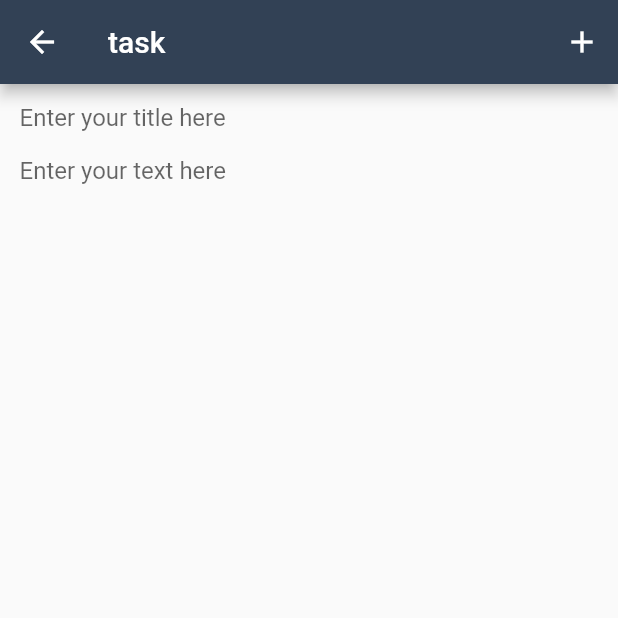
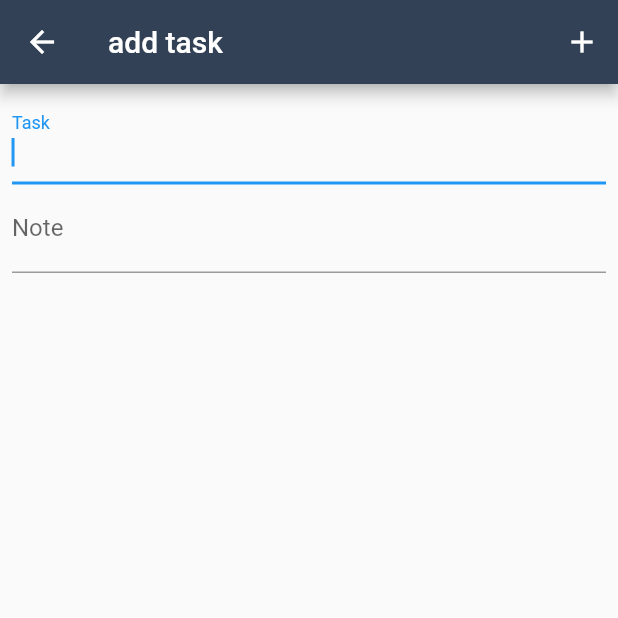
Before and after one commit to dashkin-dima/todo-flutter, a Flutter app: the screen it shows after launch, after a tap on the "add" icon, on a phone screen of 412 x 824 dp, the top half of it. Run offline on Flutter 3.47's test engine with Material 2 defaults, Android fonts, the phone set to English and light mode, and no system bars; our stand-ins replace hive, hive_flutter; accounts and stored records are empty; generated files the repository leaves out were written again.

Commit message:
version 2.0.0

```diff
--- a/lib/main.dart
+++ b/lib/main.dart
@@ -1,18 +1,38 @@
 import 'package:flutter/material.dart';
-import 'package:todo/pages/Home.dart';
+import 'package:hive/hive.dart';
+import 'package:hive_flutter/hive_flutter.dart';
+import 'package:todo/pages/home.dart';
+import 'models/task.dart';
 
-void main() => runApp(TodoListApp());
+void main() async {
+  await Hive.initFlutter();
+  Hive.registerAdapter(TaskAdapter());
+  await Hive.openBox<Task>('TODO');
 
-class TodoListApp extends StatelessWidget {
+  runApp(TodoApp());
+}
+
+class TodoApp extends StatefulWidget {
+  @override
+  _TodoAppState createState() => _TodoAppState();
+}
+
+class _TodoAppState extends State<TodoApp> {
+  @override
+  void dispose() async {
+    Hive.close();
+    super.dispose();
+  }
+
   @override
   Widget build(BuildContext context) {
     return MaterialApp(
-        debugShowCheckedModeBanner: false,
-        title: 'Todo',
-        theme: ThemeData(
-          primaryColor: Color.fromRGBO(50, 65, 85, 1),
-          textTheme: TextTheme(headline5: TextStyle(color: Colors.white)),
-        ),
-        home: HomePage());
+      debugShowCheckedModeBanner: false,
+      theme: ThemeData(
+        primaryColor: Color.fromRGBO(50, 65, 85, 1),
+        textTheme: TextTheme(headline5: TextStyle(color: Colors.white)),
+      ),
+      home: HomePage(),
+    );
   }
 }
--- a/lib/model/Task.dart
+++ /dev/null
@@ -1,47 +0,0 @@
-import 'package:shared_preferences/shared_preferences.dart';
-import 'dart:convert';
-import 'package:uuid/uuid.dart';
-
-class TaskModel {
-  static SharedPreferences _preferences;
-
-  static void getInstance() async {
-    if (_preferences == null) {
-      _preferences = await SharedPreferences.getInstance();
-    }
-  }
-
-  static getTasks() async {
-    TaskModel.getInstance();
-    _preferences = await SharedPreferences.getInstance();
-    List<dynamic> jsonData = _preferences.getString('tasks') != null
-        ? jsonDecode(_preferences.getString('tasks'))
-        : [];
-    print(jsonData);
-    return jsonData;
-  }
-
-  static addTask(String title, String text) async {
-    List<dynamic> tasks = await TaskModel.getTasks();
-    tasks.add(
-        {'id': Uuid().v1(), 'title': title, 'text': text});
-    _preferences.setString('tasks', jsonEncode(tasks));
-  }
-
-  static editTask(String id, String title, String text) async {
-    List<dynamic> tasks = await TaskModel.getTasks();
-    tasks.forEach((task) {
-      if (task['id'] == id) {
-        task['title'] = title;
-        task['text'] = text;
-      }
-    });
-    _preferences.setString('tasks', jsonEncode(tasks));
-  }
-
-  static deleteTask(String id) async {
-    List<dynamic> tasks = await TaskModel.getTasks();
-    tasks.removeWhere((task) => task['id'] == id);
-    _preferences.setString('tasks', jsonEncode(tasks));
-  }
-}
--- /dev/null
+++ b/lib/models/task.dart
@@ -0,0 +1,12 @@
+import 'package:hive/hive.dart';
+part 'task.g.dart';
+
+@HiveType(typeId: 0)
+class Task extends HiveObject {
+  @HiveField(0)
+  String title;
+  @HiveField(1)
+  String text;
+
+  Task({this.title, this.text});
+}
--- a/lib/pages/AddTask.dart
+++ b/lib/pages/AddTask.dart
@@ -1,77 +1,91 @@
 import 'package:flutter/material.dart';
-import 'package:todo/pages/Home.dart';
+import 'package:hive/hive.dart';
+import 'package:todo/models/task.dart';
 
-class AddTaskPage extends StatefulWidget {
-  Function add;
-  AddTaskPage(this.add);
+class AddTask extends StatefulWidget {
 
   @override
-  _AddTaskPageState createState() => _AddTaskPageState(add);
+  _AddTaskState createState() => _AddTaskState();
 }
 
-class _AddTaskPageState extends State<AddTaskPage> {
-  Function add;
-  _AddTaskPageState(this.add);
+class _AddTaskState extends State<AddTask> {
+  String title;
+  String text;
 
-  String title = '';
-  String text = '';
+  final _formKey = GlobalKey<FormState>();
 
   @override
   Widget build(BuildContext context) {
     return Scaffold(
       appBar: AppBar(
-        title: Text('task'),
+        title: Text('add task'),
         actions: [
           IconButton(
             icon: Icon(Icons.add),
-              onPressed: () {
-                if (title != '' && text != '') {
-                  add(title, text);
-                  Navigator.push(context,
-                      MaterialPageRoute(builder: (context) => HomePage()));
-                } else {
-                  showDialog(
-                      context: context,
-                      builder: (_) => AlertDialog(
-                            title: Text('error'),
-                            content: Text('text and title should not be empty'),
-                          ));
-                }
-              })
+            onPressed: _add,
+          )
         ],
       ),
-      body: Padding(
-          padding: EdgeInsets.all(5.0),
-          child: Column(children: [
-            Flexible(
+      body: SafeArea(
+        child: SingleChildScrollView(
+          child: Form(
+            key: _formKey,
             child: Padding(
-                padding: EdgeInsets.all(8.0),
-                child: TextField(
-                  onChanged: (String value) => setState(() {
+              padding: const EdgeInsets.all(8.0),
+              child: Column(
+                crossAxisAlignment: CrossAxisAlignment.start,
+                children: <Widget>[
+                  TextFormField(
+                    autofocus: true,
+                    initialValue: title,
+                    decoration: const InputDecoration(
+                      labelText: 'Task',
+                    ),
+                    onChanged: (value) {
+                      setState(() {
                         title = value;
-                  }),
-                  keyboardType: TextInputType.multiline,
-                  maxLines: null,
-                  decoration: InputDecoration.collapsed(
-                      hintText: "Enter your title here"),
+                      });
+                    },
+                    validator: (value) {
+                      return value.trim().isEmpty
+                          ? 'title should not be empty'
+                          : null;
+                    },
+                  ),
+                  TextFormField(
+                    initialValue: text,
+                    decoration: const InputDecoration(
+                      labelText: 'Note',
+                    ),
+                    onChanged: (value) {
+                      setState(() {
+                        text = value == null ? '' : value;
+                      });
+                    },
+                    validator: (value) {
+                      return value.trim().isEmpty
+                          ? 'text should not be empty'
+                          : null;
+                    }
+                  ),
+                ],
               ),
             ),
           ),
-            Flexible(
-              child: Padding(
-                padding: EdgeInsets.all(8.0),
-                child: TextField(
-                  onChanged: (String value) => setState(() {
-                    text = value;
-                  }),
-                  keyboardType: TextInputType.multiline,
-                  maxLines: null,
-                  decoration: InputDecoration.collapsed(
-                      hintText: "Enter your text here"),
         ),
       ),
-            ),
-          ])),
     );
   }
+
+  void _add() {
+    final form = _formKey.currentState;
+    if (form.validate()) {
+      Box<Task> contactsBox = Hive.box<Task>('TODO');
+      contactsBox.add(Task(title: title, text: text));
+      Navigator.of(context).pop();
+    } else {
+      print('form is invalid');
     }
+  }
+
+}
--- a/lib/pages/Home.dart
+++ b/lib/pages/Home.dart
@@ -1,7 +1,11 @@
 import 'package:flutter/material.dart';
-import 'package:todo/model/Task.dart';
-import 'package:todo/pages/AddTask.dart';
-import 'package:todo/widgets/TaskList.dart';
+import 'package:hive/hive.dart';
+import 'package:hive_flutter/hive_flutter.dart';
+
+import 'package:todo/pages/addTask.dart';
+import 'package:todo/pages/task.dart';
+
+import 'package:todo/models/task.dart';
 
 class HomePage extends StatefulWidget {
   @override
@@ -11,21 +15,53 @@ class HomePage extends StatefulWidget {
 class _HomePageState extends State<HomePage> {
   @override
   Widget build(BuildContext context) {
-    return Container(
-      child: Scaffold(
-        appBar: AppBar(
-            title: Center(child: Text('TODO', textAlign: TextAlign.center))),
-        body: TaskList(),
-        floatingActionButton: IconButton(
-            icon: Icon(Icons.add),
-            onPressed: () => Navigator.push(context,
-                MaterialPageRoute(builder: (context) => AddTaskPage(add)))),
+    return Scaffold(
+      appBar: AppBar(
+        title: Center(child: Text('TODO')),
+      ),
+      body: ValueListenableBuilder(
+        valueListenable: Hive.box<Task>('TODO').listenable(),
+        builder: (context, Box<Task> tasks, _) {
+          if (tasks.values.isEmpty)
+            return Center(
+              child: Text("Todo list is empty"),
+            );
+          return ListView.builder(
+            itemCount: tasks.values.length,
+            itemBuilder: (context, index) {
+              Task task = tasks.getAt(index);
+              return Dismissible(
+                  background: Container(color: Colors.red),
+                  key: UniqueKey(),
+                  onDismissed: (direction) {
+                    task.delete();
+                  },
+                  child: Card(
+                    elevation: 2.0,
+                    margin: EdgeInsets.symmetric(horizontal: 8, vertical: 4),
+                    child: Container(
+                      constraints: BoxConstraints.expand(
+                        height: 50,
+                      ),
+                      padding: const EdgeInsets.all(15),
+                      child: GestureDetector(
+                          child: Text(task.title),
+                          onTap: () => Navigator.of(context).push(
+                              MaterialPageRoute(
+                                  builder: (context) => TaskPage(index)))),
+                    ),
+                  ));
+            },
+          );
+
+        },
+      ),
+
+      floatingActionButton: IconButton(
+        onPressed: () => Navigator.of(context)
+            .push(MaterialPageRoute(builder: (context) => AddTask())),
+        icon: Icon(Icons.add),
       ),
     );
   }
-
-  void add(String title, String text) {
-    TaskModel.addTask(title, text);
-    setState(() {});
-  }
 }
--- a/lib/widgets/TaskList.dart
+++ /dev/null
@@ -1,59 +0,0 @@
-import 'package:flutter/material.dart';
-import 'package:todo/model/Task.dart';
-import 'package:todo/pages/Task.dart';
-
-class TaskList extends StatefulWidget {
-  TaskList();
-
-  @override
-  _TaskListState createState() => _TaskListState();
-}
-
-class _TaskListState extends State<TaskList> {
-  @override
-  Widget build(BuildContext context) {
-    return FutureBuilder(
-        future: TaskModel.getTasks(),
-        builder: (context, snapshot) {
-          return Container(
-            child: ListView.builder(
-                itemCount: snapshot.data.length,
-                itemBuilder: (context, int index) {
-                  return Dismissible(
-                      direction: DismissDirection.endToStart,
-                      background: Container(color: Colors.red),
-                      child: Card(
-                          elevation: 2.0,
-                          margin:
-                              EdgeInsets.symmetric(horizontal: 8, vertical: 4),
-                          child: Container(
-                            constraints: BoxConstraints.expand(
-                              height: 50,
-                            ),
-                            padding: const EdgeInsets.fromLTRB(0, 2, 12, 2),
-                            child: ListTile(
-                                title: GestureDetector(
-                                    onTap: () => Navigator.push(
-                                        context,
-                                        MaterialPageRoute(
-                                            builder: (context) => TaskPage(
-                                                snapshot.data[index]['id'],
-                                                snapshot.data[index]['title'],
-                                                snapshot.data[index]['text'],
-                                                edit))),
-                                    child: Text(snapshot.data[index]['title'],
-                                        overflow: TextOverflow.ellipsis))),
-                          )),
-                      key: UniqueKey(),
-                      onDismissed: (direction) =>
-                          TaskModel.deleteTask(snapshot.data[index]['id']));
-                }),
-          );
-        });
-  }
-
-  void edit(String id, String title, String text) {
-    TaskModel.editTask(id, title, text);
-    setState(() {});
-  }
-}
```
Also changed, not shown: lib/pages/Task.dart (+92 -58 lines), pubspec.yaml (+6 -62 lines), lib/models/task.g.dart (added). Lines whose indentation alone changed are shown as unchanged.
